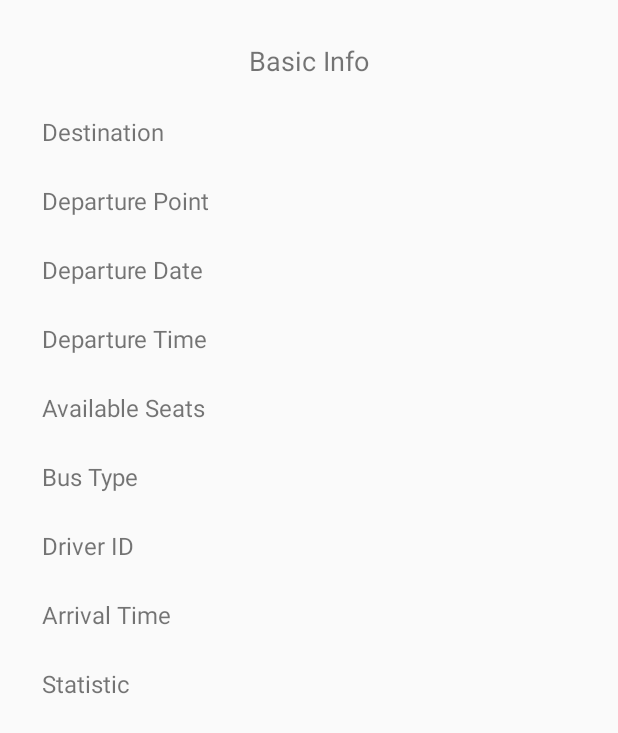
After one commit to SotirisKot/BusTicketReservation, an Android app: the layout statistics_details_activity.xml on its own in the app's theme, with its tools: preview values and no code run, on a phone screen of 412 x 824 dp. The commit adds this screen. Shown: the top 733 px of the screen. Run offline under Robolectric (Android 15) with nearby library versions, the phone set to English and light mode, and no system bars.

Commit message:
Statistics Details

```diff
--- a/app/src/main/AndroidManifest.xml
+++ b/app/src/main/AndroidManifest.xml
@@ -39,6 +39,11 @@
             android:exported="true"
             android:theme="@style/Theme.AppCompat.Light"
             />
+        <activity
+            android:name=".Owner.StatisticsDetails.StatisticsDetailsActivity"
+            android:exported="true"
+            android:theme="@style/Theme.AppCompat.Light"
+            />
     </application>
 
 </manifest>
--- a/app/src/main/java/gr/aueb/softeng/project1801/view/Owner/Statistics/StatisticsActivity.java
+++ b/app/src/main/java/gr/aueb/softeng/project1801/view/Owner/Statistics/StatisticsActivity.java
@@ -10,6 +10,7 @@ import android.widget.Toast;
 import java.util.List;
 import gr.aueb.softeng.project1801.SysUtils.DataRow;
 import gr.aueb.softeng.project1801.memorydao.RouteDAOMemory;
+import gr.aueb.softeng.project1801.view.Owner.StatisticsDetails.StatisticsDetailsActivity;
 import gr.aueb.softeng.project1801.view.R;
 import gr.aueb.softeng.project1801.view.Util.CustomAdapter;
 
@@ -36,7 +37,7 @@ public class StatisticsActivity extends AppCompatActivity implements StatisticsV
             @Override
             public void onItemClick(AdapterView<?> parent, View view, int position, long id) {
                 DataRow data = (DataRow) parent.getItemAtPosition(position);
-                presenter.onclickItem(data.getData1(),data.getData2(),data.getData3(),data.getData4());
+                presenter.onclickItem(data.getData1().split(" {2}-")[0],data.getData2(),data.getData3(),data.getData4());
             }
         });
 
@@ -47,8 +48,8 @@ public class StatisticsActivity extends AppCompatActivity implements StatisticsV
        adapter.loadData(data);
     }
 
-    public void clickItem(String destination,String departurePoint,String departureDate,String departureTime){
-        Intent intent = new Intent(this,StatisticsActivity.class);
+    public void clickItem(String departurePoint,String destination,String departureDate,String departureTime){
+        Intent intent = new Intent(this,StatisticsDetailsActivity.class);
         intent.putExtra("destination",destination);
         intent.putExtra("departurePoint",departurePoint);
         intent.putExtra("departureDate",departureDate);
--- a/app/src/main/java/gr/aueb/softeng/project1801/view/Owner/StatisticsDetails/StatisticsDetailsActivity.java
+++ b/app/src/main/java/gr/aueb/softeng/project1801/view/Owner/StatisticsDetails/StatisticsDetailsActivity.java
@@ -1,6 +1,120 @@
 package gr.aueb.softeng.project1801.view.Owner.StatisticsDetails;
 
-public class StatisticsDetailsActivity {
+import android.os.Bundle;
+import android.support.v7.app.AppCompatActivity;
+import android.widget.TextView;
+import android.widget.Toast;
 
+import gr.aueb.softeng.project1801.memorydao.RouteDAOMemory;
+import gr.aueb.softeng.project1801.view.R;
 
+public class StatisticsDetailsActivity extends AppCompatActivity implements StatisticsDetailsView{
+
+    StatisticsDetailsPresenter presenter;
+
+    //Επιστρεφει τον προορισμο του route
+    @Override
+    public String getDestination() {
+        if(this.getIntent().hasExtra("destination")){
+            return this.getIntent().getExtras().getString("destination");
+
+        }else{
+            return null;
+        }
+    }
+
+    //Επιστρεφει την αφετηρια του Route
+    @Override
+    public String getDeparturePoint() {
+        if(this.getIntent().hasExtra("departurePoint")){
+            return this.getIntent().getExtras().getString("departurePoint");
+        }else {
+            return null;
+        }
+    }
+
+    //Επιστρεφει την ημερομηνια αναχωρησης του route
+    @Override
+    public String getDepartureDate() {
+        if(this.getIntent().hasExtra("departureDate")){
+            return this.getIntent().getExtras().getString("departureDate");
+        }else{
+            return null;
+        }
+    }
+
+    //Επιστρεφει την ωρα αναχωρισης του route
+    @Override
+    public String getDepartureTime() {
+        if(this.getIntent().hasExtra("departureTime")){
+            return this.getIntent().getExtras().getString("departureTime");
+        }else{
+            return null;
+        }
+    }
+
+    //Εμφανιζει πανω πανω το ονομα της σελιδας..συγκεκριμενα το ονομα του route
+    @Override
+    public void setActivityName(String value) {
+        getSupportActionBar().setTitle(value);
+    }
+
+    @Override
+    public void setAvailableSeats(int availableSeats) {
+        ((TextView)findViewById(R.id.text_seats)).setText(String.valueOf(availableSeats));
+    }
+
+    @Override
+    public void setBusType(String busType) {
+        ((TextView)findViewById(R.id.text_bus_type)).setText(busType);
+    }
+
+    @Override
+    public void setDepartureDate(String departureDate) {
+        ((TextView)findViewById(R.id.text_departure_date)).setText(departureDate);
+    }
+
+    @Override
+    public void setDeparturePoint(String departurePoint) {
+        ((TextView)findViewById(R.id.text_departure_point)).setText(departurePoint);
+    }
+
+    @Override
+    public void setDepartureTime(String departureTime) {
+        ((TextView)findViewById(R.id.text_departure_time)).setText(departureTime);
+    }
+
+    @Override
+    public void setDestination(String destination) {
+        ((TextView)findViewById(R.id.text_destination)).setText(destination);
+    }
+
+    @Override
+    public void setDriverID(String driver) {
+        ((TextView)findViewById(R.id.text_driver_id)).setText(driver);
+    }
+
+    @Override
+    public void setEstimatedArrivalTime(String estimatedArrivalTime) {
+        ((TextView)findViewById(R.id.text_arrival_time)).setText(estimatedArrivalTime);
+    }
+
+    @Override
+    public void setStatistic(double statistic) {
+        String statisticS = statistic +"%" +" "+ "empty";
+        ((TextView)findViewById(R.id.text_statistics)).setText(statisticS);
+    }
+
+    public void showToast(String value){
+        Toast.makeText(this, value, Toast.LENGTH_LONG).show();
+    }
+
+    @Override
+    protected void onCreate(Bundle savedInstanceState){
+        super.onCreate(savedInstanceState);
+        setContentView(R.layout.statistics_details_activity);
+
+        presenter = new StatisticsDetailsPresenter(this, new RouteDAOMemory());
+
+    }
 }
--- a/app/src/main/java/gr/aueb/softeng/project1801/view/Owner/StatisticsDetails/StatisticsDetailsPresenter.java
+++ b/app/src/main/java/gr/aueb/softeng/project1801/view/Owner/StatisticsDetails/StatisticsDetailsPresenter.java
@@ -22,10 +22,15 @@ public class StatisticsDetailsPresenter {
         String[] parts = date.split("/");
         SystemCalendar calendar = new SystemCalendar(Integer.parseInt(parts[0]),Integer.parseInt(parts[1]),Integer.parseInt(parts[2]));
 
+        System.out.println(view.getDestination());
+        System.out.println(view.getDepartureTime());
+        System.out.println(view.getDeparturePoint());
+
+
         presentedRoute = routes.find(view.getDestination(),view.getDepartureTime(),view.getDeparturePoint()
             ,calendar);
 
-        view.setActivityName("Route: " + presentedRoute.getDestination() +"-"+ presentedRoute.getDeparturePoint());
+        view.setActivityName("Route: " + presentedRoute.getDeparturePoint() +"-"+ presentedRoute.getDestination());
 
         view.setDestination(presentedRoute.getDestination());
         view.setDeparturePoint(presentedRoute.getDeparturePoint());
--- /dev/null
+++ b/app/src/main/res/layout/statistics_details_activity.xml
@@ -0,0 +1,292 @@
+<?xml version="1.0" encoding="utf-8"?>
+
+<ScrollView xmlns:android="http://schemas.android.com/apk/res/android"
+    android:layout_width="fill_parent"
+    android:layout_height="fill_parent"
+    android:fillViewport="true">
+
+    <TableLayout
+        android:layout_width="fill_parent"
+        android:layout_height="fill_parent"
+        android:paddingTop="16dp"
+        android:paddingLeft="16dp"
+        android:paddingRight="16dp"
+        android:paddingBottom="0dp"
+        android:focusable="true"
+        android:focusableInTouchMode="true" >
+
+        <TableRow
+            android:layout_width="wrap_content"
+            android:layout_height="wrap_content"
+            android:padding="12dp"
+            android:gravity="center">
+
+            <TextView
+                android:id="@+id/basic_info"
+                android:layout_width="0dp"
+                android:layout_height="wrap_content"
+                android:layout_weight="1"
+                android:gravity="center"
+                android:maxLines="1"
+                android:text="@string/basic_info"
+                android:textSize="18sp" />
+        </TableRow>
+
+        <TableRow
+            android:layout_width="wrap_content"
+            android:layout_height="wrap_content"
+            android:padding="12dp"
+            android:gravity="center">
+
+            <TextView
+                android:id="@+id/destination"
+                android:layout_width="0dp"
+                android:layout_height="wrap_content"
+                android:layout_weight="0.75"
+                android:gravity="left"
+                android:maxLines="1"
+                android:paddingRight="20dp"
+                android:text="@string/destination"
+                android:textSize="16sp" />
+
+            <TextView
+                android:id="@+id/text_destination"
+                android:layout_width="0dp"
+                android:layout_height="wrap_content"
+                android:layout_weight="1"
+                android:gravity="left"
+                android:maxLines="1"
+                android:paddingRight="20dp"
+                android:textSize="16sp" />
+        </TableRow>
+
+        <TableRow
+            android:layout_width="wrap_content"
+            android:layout_height="wrap_content"
+            android:padding="12dp"
+            android:gravity="center">
+
+            <TextView
+                android:id="@+id/departure_point"
+                android:layout_width="0dp"
+                android:layout_height="wrap_content"
+                android:layout_weight="0.75"
+                android:gravity="left"
+                android:maxLines="1"
+                android:paddingRight="20dp"
+                android:text="@string/departure_point"
+                android:textSize="16sp" />
+
+            <TextView
+                android:id="@+id/text_departure_point"
+                android:layout_width="0dp"
+                android:layout_height="wrap_content"
+                android:layout_weight="1"
+                android:gravity="left"
+                android:maxLines="1"
+                android:paddingRight="20dp"
+                android:textSize="16sp" />
+        </TableRow>
+
+        <TableRow
+            android:layout_width="wrap_content"
+            android:layout_height="wrap_content"
+            android:padding="12dp"
+            android:gravity="center">
+
+            <TextView
+                android:id="@+id/departure_date"
+                android:layout_width="0dp"
+                android:layout_height="wrap_content"
+                android:layout_weight="0.75"
+                android:gravity="left"
+                android:maxLines="1"
+                android:paddingRight="20dp"
+                android:text="@string/departure_date"
+                android:textSize="16sp" />
+
+            <TextView
+                android:id="@+id/text_departure_date"
+                android:layout_width="0dp"
+                android:layout_height="wrap_content"
+                android:layout_weight="1"
+                android:gravity="left"
+                android:maxLines="1"
+                android:paddingRight="20dp"
+                android:textSize="16sp" />
+        </TableRow>
+
+        <TableRow
+            android:layout_width="wrap_content"
+            android:layout_height="wrap_content"
+            android:padding="12dp"
+            android:gravity="center">
+
+            <TextView
+                android:id="@+id/departure_time"
+                android:layout_width="0dp"
+                android:layout_height="wrap_content"
+                android:layout_weight="0.75"
+                android:gravity="left"
+                android:maxLines="1"
+                android:paddingRight="20dp"
+                android:text="@string/departure_time"
+                android:textSize="16sp" />
+
+            <TextView
+                android:id="@+id/text_departure_time"
+                android:layout_width="0dp"
+                android:layout_height="wrap_content"
+                android:layout_weight="1"
+                android:gravity="left"
+                android:maxLines="1"
+                android:paddingRight="20dp"
+                android:textSize="16sp" />
+
+        </TableRow>
+
+        <TableRow
+            android:layout_width="wrap_content"
+            android:layout_height="wrap_content"
+            android:padding="12dp"
+            android:gravity="center">
+
+            <TextView
+                android:id="@+id/available_seats"
+                android:layout_width="0dp"
+                android:layout_height="wrap_content"
+                android:layout_weight="0.75"
+                android:gravity="left"
+                android:maxLines="1"
+                android:paddingRight="20dp"
+                android:text="@string/available_seats"
+                android:textSize="16sp" />
+
+            <TextView
+                android:id="@+id/text_seats"
+                android:layout_width="0dp"
+                android:layout_height="wrap_content"
+                android:layout_weight="1"
+                android:gravity="left"
+                android:maxLines="1"
+                android:paddingRight="20dp"
+                android:textSize="16sp" />
+
+        </TableRow>
+
+        <TableRow
+            android:layout_width="match_parent"
+            android:layout_height="wrap_content"
+            android:gravity="center"
+            android:padding="12dp">
+
+            <TextView
+                android:id="@+id/bus_type"
+                android:layout_width="0dp"
+                android:layout_height="wrap_content"
+                android:layout_weight="0.75"
+                android:gravity="left"
+                android:maxLines="1"
+                android:paddingRight="20dp"
+                android:text="@string/bus_type"
+                android:textSize="16sp" />
+
+            <TextView
+                android:id="@+id/text_bus_type"
+                android:layout_width="0dp"
+                android:layout_height="wrap_content"
+                android:layout_weight="1"
+                android:gravity="left"
+                android:maxLines="1"
+                android:paddingRight="20dp"
+                android:textSize="16sp" />
+
+        </TableRow>
+
+        <TableRow
+            android:layout_width="wrap_content"
+            android:layout_height="wrap_content"
+            android:padding="12dp"
+            android:gravity="center">
+
+            <TextView
+                android:id="@+id/driver_id"
+                android:layout_width="0dp"
+                android:layout_height="wrap_content"
+                android:layout_weight="0.75"
+                android:gravity="left"
+                android:maxLines="1"
+                android:paddingRight="20dp"
+                android:text="@string/driver_id"
+                android:textSize="16sp" />
+
+            <TextView
+                android:id="@+id/text_driver_id"
+                android:layout_width="0dp"
+                android:layout_height="wrap_content"
+                android:layout_weight="1"
+                android:gravity="left"
+                android:maxLines="1"
+                android:paddingRight="20dp"
+                android:textSize="16sp" />
+
+        </TableRow>
+
+        <TableRow
+            android:layout_width="wrap_content"
+            android:layout_height="wrap_content"
+            android:padding="12dp"
+            android:gravity="center">
+
+            <TextView
+                android:id="@+id/arrival_time"
+                android:layout_width="0dp"
+                android:layout_height="wrap_content"
+                android:layout_weight="0.75"
+                android:gravity="left"
+                android:maxLines="1"
+                android:paddingRight="20dp"
+                android:text="@string/arrival_time"
+                android:textSize="16sp" />
+
+            <TextView
+                android:id="@+id/text_arrival_time"
+                android:layout_width="0dp"
+                android:layout_height="wrap_content"
+                android:layout_weight="1"
+                android:gravity="left"
+                android:maxLines="1"
+                android:paddingRight="20dp"
+                android:textSize="16sp" />
+        </TableRow>
+
+        <TableRow
+            android:layout_width="wrap_content"
+            android:layout_height="wrap_content"
+            android:padding="12dp"
+            android:gravity="center">
+
+            <TextView
+                android:id="@+id/statistics"
+                android:layout_width="0dp"
+                android:layout_height="wrap_content"
+                android:layout_weight="0.75"
+                android:gravity="left"
+                android:maxLines="1"
+                android:paddingRight="20dp"
+                android:text="@string/statistic"
+                android:textSize="16sp" />
+
+            <TextView
+                android:id="@+id/text_statistics"
+                android:layout_width="0dp"
+                android:layout_height="wrap_content"
+                android:layout_weight="1"
+                android:gravity="left"
+                android:maxLines="1"
+                android:paddingRight="20dp"
+                android:textSize="16sp" />
+        </TableRow>
+
+    </TableLayout>
+</ScrollView>
--- a/app/src/main/res/values/strings.xml
+++ b/app/src/main/res/values/strings.xml
@@ -15,4 +15,17 @@
         completions."
     </string>
     <color name="custom">#3D5069</color>
+
+    <string name="basic_info">Basic Info</string>
+    <string name="destination">Destination</string>
+    <string name="departure_point">Departure Point</string>
+    <string name="departure_date">Departure Date</string>
+    <string name="departure_time"> Departure Time</string>
+    <string name="available_seats">Available Seats</string>
+    <string name="bus_type">Bus Type</string>
+    <string name="driver_id">Driver ID</string>
+    <string name="arrival_time">Arrival Time</string>
+    <string name="statistic">Statistic</string>
+
+
 </resources>
```
